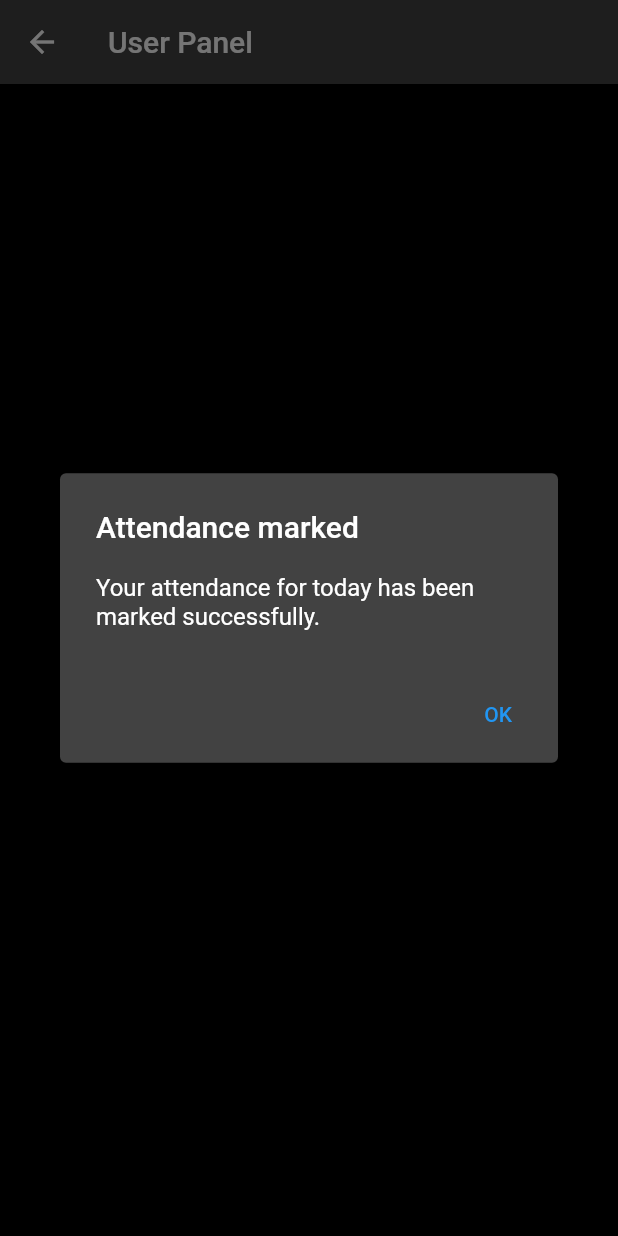
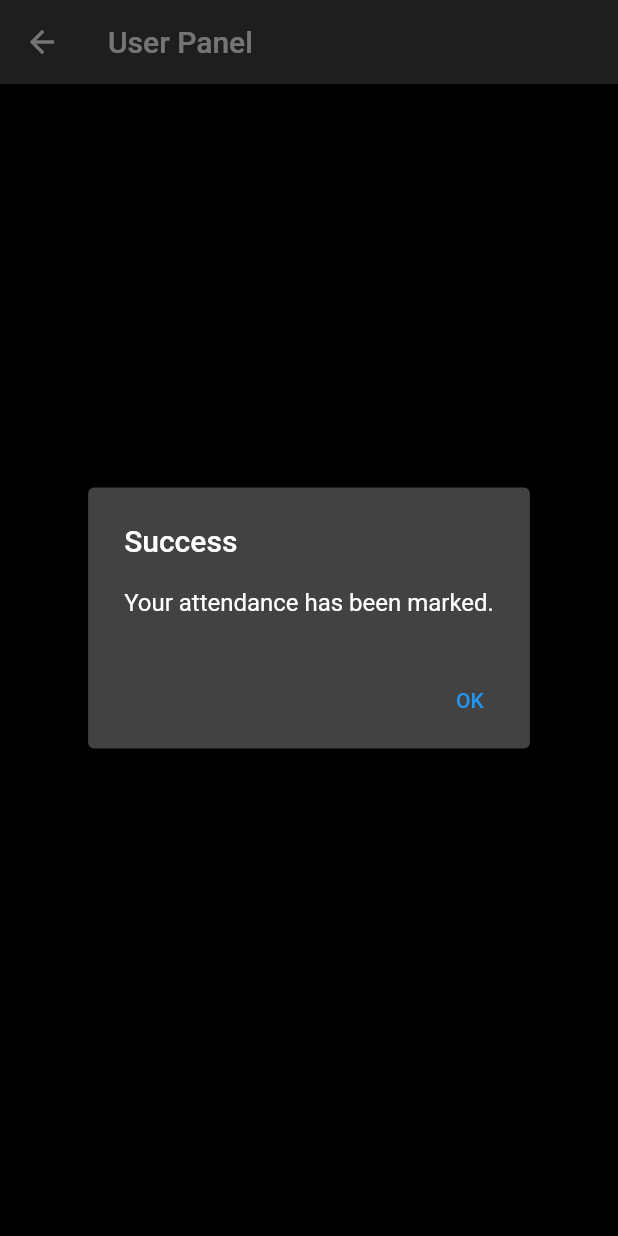
Before and after one commit to MDK-404/students_attendance_record_app, a Flutter app: the UserDashBoard screen opened by its route, after a tap on "Mark Attendance", on a phone screen of 412 x 824 dp. Run offline on Flutter 3.47's test engine with Material 2 defaults, Android fonts, the phone set to English and light mode, and no system bars; our stand-ins replace cloud_firestore, firebase_auth, firebase_core, firebase_storage, image_picker; accounts and stored records are empty; network calls fail.

Commit message:
Adding User Panel

```diff
--- a/lib/main.dart
+++ b/lib/main.dart
@@ -73,7 +73,7 @@
           'home': (context) => HomeScreen(),
           'signup': (context) => SignupScreen(),
           'user login': (context) => Login_Screen(),
-          'user_dashboard':(context)=>UserDashBoard(uid: 'uid',)
+          'user_dashboard':(context)=>UserDashBoard()
 
 
         },
--- a/lib/screens/register_screen.dart
+++ b/lib/screens/register_screen.dart
@@ -1,6 +1,7 @@
 import 'dart:typed_data';
 
 import 'package:students_attendance_app/resources/auth_methods.dart';
+import 'package:students_attendance_app/screens/user_dashboard.dart';
 import 'package:students_attendance_app/utils/color.dart';
 import 'package:flutter/material.dart';
 import 'package:image_picker/image_picker.dart';
@@ -59,7 +60,7 @@ class _SignupScreenState extends State<SignupScreen> {
     if(result!='success'){
       showSnackBar(result, context);
     }else{
-      Navigator.pushNamed(context, 'home');
+      Navigator.pushNamed(context, 'user_dashboard');
     }
 
 
--- a/lib/screens/user_dashboard.dart
+++ b/lib/screens/user_dashboard.dart
@@ -1,64 +1,34 @@
 import 'package:flutter/material.dart';
+import 'package:firebase_core/firebase_core.dart';
 import 'package:cloud_firestore/cloud_firestore.dart';
+import 'package:firebase_auth/firebase_auth.dart';
 
-class UserDashBoard extends StatelessWidget {
-  final String uid; // Assuming you have the student ID
+void main() async {
+  WidgetsFlutterBinding.ensureInitialized();
+  await Firebase.initializeApp();
+  // runApp(MyApp());
+}
 
-  UserDashBoard({required this.uid});
+// class MyApp extends StatelessWidget {
+//   @override
+//   Widget build(BuildContext context) {
+//     return MaterialApp(
+//       title: 'Attendance App',
+//       theme: ThemeData(
+//         primarySwatch: Colors.blue,
+//       ),
+//       home: UserDashBoard(),
+//     );
+//   }
+// }
 
-  void markAttendance(BuildContext context) async {
-    DateTime currentDate = DateTime.now();
-    DocumentSnapshot attendanceSnapshot = await FirebaseFirestore.instance
-        .collection('attendance')
-        .doc(currentDate.toString())
-        .get();
+class UserDashBoard extends StatefulWidget {
+  @override
+  _UserDashBoardState createState() => _UserDashBoardState();
+}
 
-    if (attendanceSnapshot.exists) {
-      // Attendance already marked for the day
-      showDialog(
-        context: context,
-        builder: (BuildContext context) {
-          return AlertDialog(
-            title: Text('Attendance already marked'),
-            content: Text('You have already marked your attendance for today.'),
-            actions: <Widget>[
-              TextButton(
-                child: Text('OK'),
-                onPressed: () {
-                  Navigator.of(context).pop();
-                },
-              ),
-            ],
-          );
-        },
-      );
-    } else {
-      // Mark attendance for the current date
-      await FirebaseFirestore.instance
-          .collection('attendance')
-          .doc(currentDate.toString())
-          .set({'uid': uid});
-
-      // Display success message or perform any other actions
-      showDialog(
-        context: context,
-        builder: (BuildContext context) {
-          return AlertDialog(
-            title: Text('Attendance marked'),
-            content: Text('Your attendance for today has been marked successfully.'),
-            actions: <Widget>[
-              TextButton(
-                child: Text('OK'),
-                onPressed: () {
-                  Navigator.of(context).pop();
-                },
-              ),
-            ],
-          );
-        },
-      );
-    }
-  }
+class _UserDashBoardState extends State<UserDashBoard> {
+  bool hasMarkedAttendance = false;
 
   @override
   Widget build(BuildContext context) {
@@ -67,11 +37,117 @@ class UserDashBoard extends StatelessWidget {
         title: Text('User Panel'),
       ),
       body: Center(
-        child: ElevatedButton(
-          child: Text('Mark Attendance'),
-          onPressed: () => markAttendance(context), // Pass the context here
+        child: Column(
+          mainAxisAlignment: MainAxisAlignment.center,
+          children: [
+            ElevatedButton(
+              onPressed: hasMarkedAttendance ? null : markAttendance,
+              child: Text('Mark Attendance'),
+            ),
+          ],
         ),
       ),
     );
   }
+  void markAttendance() async {
+    User? user = FirebaseAuth.instance.currentUser;
+
+      String ?uid = user?.uid;
+      String studentname = '';
+      String fathername = '';
+      DateTime currentDate = DateTime.now();
+
+      // Retrieve user details from the "users" collection
+      DocumentSnapshot userSnapshot = await FirebaseFirestore.instance
+          .collection('users')
+          .doc(uid)
+          .get();
+
+      if (userSnapshot.exists) {
+        studentname = userSnapshot.get('studentname') ?? '';
+        fathername = userSnapshot.get('fathername') ?? '';
+      }
+
+      // Check if attendance record already exists for the current user and current date
+      DateTime startOfCurrentDate = DateTime(currentDate.year, currentDate.month, currentDate.day);
+      DateTime endOfCurrentDate = startOfCurrentDate.add(Duration(days: 1));
+
+      QuerySnapshot attendanceSnapshot = await FirebaseFirestore.instance
+          .collection('attendance')
+          .where('uid', isEqualTo: uid)
+          .where('date', isGreaterThanOrEqualTo: startOfCurrentDate)
+          .where('date', isLessThan: endOfCurrentDate)
+          .get();
+
+      if (attendanceSnapshot.docs.isNotEmpty) {
+        showDialog(
+          context: context,
+          builder: (BuildContext context) {
+            return AlertDialog(
+              title: Text('Error'),
+              content: Text('You have already marked your attendance for today.'),
+              actions: [
+                TextButton(
+                  child: Text('OK'),
+                  onPressed: () {
+                    Navigator.pop(context);
+                  },
+                ),
+              ],
+            );
+          },
+        );
+      } else {
+        try {
+          await FirebaseFirestore.instance.collection('attendance').add({
+            'uid': uid,
+            'studentname': studentname,
+            'fathername': fathername,
+            'date': currentDate,
+          });
+
+          setState(() {
+            hasMarkedAttendance = true;
+          });
+
+          showDialog(
+            context: context,
+            builder: (BuildContext context) {
+              return AlertDialog(
+                title: Text('Success'),
+                content: Text('Your attendance has been marked.'),
+                actions: [
+                  TextButton(
+                    child: Text('OK'),
+                    onPressed: () {
+                      Navigator.pop(context);
+                    },
+                  ),
+                ],
+              );
+            },
+          );
+        } catch (error) {
+          showDialog(
+            context: context,
+            builder: (BuildContext context) {
+              return AlertDialog(
+                title: Text('Error'),
+                content: Text('Failed to mark your attendance. Please try again.'),
+                actions: [
+                  TextButton(
+                    child: Text('OK'),
+                    onPressed: () {
+                      Navigator.pop(context);
+                    },
+                  ),
+                ],
+              );
+            },
+          );
+
+      }
+    }
+  }
+
 }
```
